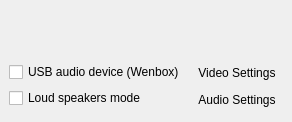
Qt form wengophone/src/presentation/qt/WengoPhoneWindowConfigPanel.ui (tkrotoff/WengoPhone) before a commit.
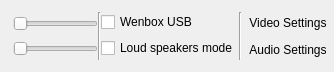
The same form after that commit. Icons and pictures are not drawn. Custom widgets are drawn as their Qt base class.

Commit message: - Remove VolumeSlider: back to QSlider for the volume control inside the main window - More work on the QtSimpleIMAccountManager

Patch:
```diff
--- a/wengophone/src/presentation/qt/WengoPhoneWindowConfigPanel.ui
+++ b/wengophone/src/presentation/qt/WengoPhoneWindowConfigPanel.ui
@@ -8,18 +8,18 @@
    <rect>
     <x>0</x>
     <y>0</y>
-    <width>290</width>
-    <height>122</height>
+    <width>334</width>
+    <height>72</height>
    </rect>
   </property>
   <layout class="QGridLayout" >
    <property name="margin" >
-    <number>9</number>
+    <number>0</number>
    </property>
    <property name="spacing" >
-    <number>6</number>
+    <number>0</number>
    </property>
-   <item row="0" column="0" >
+   <item row="0" column="4" >
     <layout class="QGridLayout" >
      <property name="margin" >
       <number>0</number>
@@ -27,100 +27,41 @@
      <property name="spacing" >
       <number>6</number>
      </property>
-     <item row="0" column="1" >
-      <layout class="QHBoxLayout" >
-       <property name="margin" >
-        <number>0</number>
-       </property>
-       <property name="spacing" >
-        <number>0</number>
-       </property>
-       <item>
-        <widget class="ClickableLabel" name="mic_vol0" >
+     <item row="0" column="0" >
+      <widget class="QToolButton" name="videoSettingsButton" >
          <property name="text" >
-          <string/>
-         </property>
-         <property name="pixmap" >
-          <pixmap/>
-         </property>
-        </widget>
-       </item>
-       <item>
-        <widget class="ClickableLabel" name="mic_vol1" >
-         <property name="text" >
-          <string/>
-         </property>
-         <property name="pixmap" >
-          <pixmap/>
+        <string>Video Settings</string>
+       </property>
+       <property name="icon" >
+        <iconset resource="wengophone.qrc" >:/pics/config/video.png</iconset>
+       </property>
+       <property name="toolButtonStyle" >
+        <enum>Qt::ToolButtonTextBesideIcon</enum>
+       </property>
+       <property name="autoRaise" >
+        <bool>true</bool>
          </property>
         </widget>
        </item>
-       <item>
-        <widget class="ClickableLabel" name="mic_vol2" >
+     <item row="1" column="0" >
+      <widget class="QToolButton" name="audioSettingsButton" >
          <property name="text" >
-          <string/>
-         </property>
-         <property name="pixmap" >
-          <pixmap/>
-         </property>
-        </widget>
-       </item>
-       <item>
-        <widget class="ClickableLabel" name="mic_vol3" >
-         <property name="text" >
-          <string/>
-         </property>
-         <property name="pixmap" >
-          <pixmap/>
-         </property>
-        </widget>
-       </item>
-       <item>
-        <widget class="ClickableLabel" name="mic_vol4" >
-         <property name="text" >
-          <string/>
-         </property>
-         <property name="pixmap" >
-          <pixmap/>
-         </property>
-        </widget>
-       </item>
-       <item>
-        <widget class="ClickableLabel" name="mic_vol5" >
-         <property name="text" >
-          <string/>
-         </property>
-         <property name="pixmap" >
-          <pixmap/>
-         </property>
-        </widget>
-       </item>
-       <item>
-        <widget class="ClickableLabel" name="mic_vol6" >
-         <property name="text" >
-          <string/>
-         </property>
-         <property name="pixmap" >
-          <pixmap/>
+        <string>Audio Settings</string>
+       </property>
+       <property name="icon" >
+        <iconset resource="wengophone.qrc" >:/pics/config/audio.png</iconset>
+       </property>
+       <property name="toolButtonStyle" >
+        <enum>Qt::ToolButtonTextBesideIcon</enum>
+       </property>
+       <property name="autoRaise" >
+        <bool>true</bool>
          </property>
         </widget>
        </item>
       </layout>
      </item>
      <item row="0" column="2" >
-      <spacer>
-       <property name="orientation" >
-        <enum>Qt::Horizontal</enum>
-       </property>
-       <property name="sizeHint" >
-        <size>
-         <width>40</width>
-         <height>44</height>
-        </size>
-       </property>
-      </spacer>
-     </item>
-     <item row="1" column="0" colspan="3" >
       <layout class="QGridLayout" >
        <property name="margin" >
         <number>0</number>
@@ -134,7 +75,7 @@
           <string>Enable Wenbox usage</string>
          </property>
          <property name="text" >
-          <string>USB audio device (Wenbox)</string>
+        <string>Wenbox USB</string>
          </property>
         </widget>
        </item>
@@ -151,27 +92,6 @@
       </layout>
      </item>
      <item row="0" column="0" >
-      <widget class="QLabel" name="inputSoundLabel" >
-       <property name="minimumSize" >
-        <size>
-         <width>25</width>
-         <height>44</height>
-        </size>
-       </property>
-       <property name="maximumSize" >
-        <size>
-         <width>25</width>
-         <height>44</height>
-        </size>
-       </property>
-       <property name="pixmap" >
-        <pixmap resource="wengophone.qrc" >:/pics/audio/microphone.png</pixmap>
-       </property>
-      </widget>
-     </item>
-    </layout>
-   </item>
-   <item row="0" column="1" >
     <layout class="QGridLayout" >
      <property name="margin" >
       <number>0</number>
@@ -179,174 +99,53 @@
      <property name="spacing" >
       <number>6</number>
      </property>
-     <item row="0" column="0" >
+     <item row="0" column="1" >
+      <widget class="QSlider" name="inputSoundSlider" >
+       <property name="orientation" >
+        <enum>Qt::Horizontal</enum>
+       </property>
+      </widget>
+     </item>
+     <item row="1" column="0" >
       <widget class="QLabel" name="outputSoundLabel" >
-       <property name="minimumSize" >
-        <size>
-         <width>25</width>
-         <height>44</height>
-        </size>
-       </property>
-       <property name="maximumSize" >
-        <size>
-         <width>25</width>
-         <height>44</height>
-        </size>
-       </property>
        <property name="pixmap" >
         <pixmap resource="wengophone.qrc" >:/pics/audio/speaker.png</pixmap>
        </property>
       </widget>
      </item>
-     <item row="0" column="1" >
-      <layout class="QHBoxLayout" >
-       <property name="margin" >
-        <number>0</number>
-       </property>
-       <property name="spacing" >
-        <number>0</number>
-       </property>
-       <item>
-        <widget class="ClickableLabel" name="hp_vol0" >
-         <property name="text" >
-          <string/>
-         </property>
-         <property name="pixmap" >
-          <pixmap/>
-         </property>
-        </widget>
-       </item>
-       <item>
-        <widget class="ClickableLabel" name="hp_vol1" >
-         <property name="text" >
-          <string/>
-         </property>
-         <property name="pixmap" >
-          <pixmap/>
-         </property>
-        </widget>
-       </item>
-       <item>
-        <widget class="ClickableLabel" name="hp_vol2" >
-         <property name="text" >
-          <string/>
-         </property>
-         <property name="pixmap" >
-          <pixmap/>
-         </property>
-        </widget>
-       </item>
-       <item>
-        <widget class="ClickableLabel" name="hp_vol3" >
-         <property name="text" >
-          <string/>
-         </property>
-         <property name="pixmap" >
-          <pixmap/>
-         </property>
-        </widget>
-       </item>
-       <item>
-        <widget class="ClickableLabel" name="hp_vol4" >
-         <property name="text" >
-          <string/>
-         </property>
-         <property name="pixmap" >
-          <pixmap/>
-         </property>
-        </widget>
-       </item>
-       <item>
-        <widget class="ClickableLabel" name="hp_vol5" >
-         <property name="text" >
-          <string/>
-         </property>
-         <property name="pixmap" >
-          <pixmap/>
-         </property>
-        </widget>
-       </item>
-       <item>
-        <widget class="ClickableLabel" name="hp_vol6" >
-         <property name="text" >
-          <string/>
-         </property>
-         <property name="pixmap" >
-          <pixmap/>
-         </property>
-        </widget>
-       </item>
-      </layout>
-     </item>
-     <item row="1" column="0" colspan="3" >
-      <layout class="QGridLayout" >
-       <property name="margin" >
-        <number>0</number>
-       </property>
-       <property name="spacing" >
-        <number>6</number>
-       </property>
        <item row="0" column="0" >
-        <widget class="QToolButton" name="videoSettingsButton" >
-         <property name="text" >
-          <string>Video Settings</string>
-         </property>
-         <property name="icon" >
-          <iconset resource="wengophone.qrc" >:/pics/config/video.png</iconset>
-         </property>
-         <property name="toolButtonStyle" >
-          <enum>Qt::ToolButtonTextBesideIcon</enum>
-         </property>
-         <property name="autoRaise" >
-          <bool>true</bool>
-         </property>
-        </widget>
-       </item>
-       <item row="1" column="0" >
-        <widget class="QToolButton" name="audioSettingsButton" >
-         <property name="text" >
-          <string>Audio Settings</string>
-         </property>
-         <property name="icon" >
-          <iconset resource="wengophone.qrc" >:/pics/config/audio.png</iconset>
-         </property>
-         <property name="toolButtonStyle" >
-          <enum>Qt::ToolButtonTextBesideIcon</enum>
-         </property>
-         <property name="autoRaise" >
-          <bool>true</bool>
-         </property>
-        </widget>
-       </item>
-      </layout>
-     </item>
-     <item row="0" column="2" >
-      <spacer>
+      <widget class="QLabel" name="inputSoundLabel" >
+       <property name="pixmap" >
+        <pixmap resource="wengophone.qrc" >:/pics/audio/microphone.png</pixmap>
+       </property>
+      </widget>
+     </item>
+     <item row="1" column="1" >
+      <widget class="QSlider" name="outputSoundSlider" >
        <property name="orientation" >
         <enum>Qt::Horizontal</enum>
        </property>
-       <property name="sizeHint" >
-        <size>
-         <width>40</width>
-         <height>44</height>
-        </size>
-       </property>
-      </spacer>
+      </widget>
      </item>
     </layout>
    </item>
+   <item row="0" column="1" >
+    <widget class="Line" name="line" >
+     <property name="orientation" >
+      <enum>Qt::Vertical</enum>
+     </property>
+    </widget>
+   </item>
+   <item row="0" column="3" >
+    <widget class="Line" name="line_2" >
+     <property name="orientation" >
+      <enum>Qt::Vertical</enum>
+     </property>
+    </widget>
+   </item>
   </layout>
  </widget>
  <pixmapfunction></pixmapfunction>
- <customwidgets>
-  <customwidget>
-   <class>ClickableLabel</class>
-   <extends>QLabel</extends>
-   <header>ClickableLabelProxy.h</header>
-   <container>0</container>
-   <pixmap></pixmap>
-  </customwidget>
- </customwidgets>
  <tabstops>
   <tabstop>enableWenboxCheckBox</tabstop>
  </tabstops>
```
Lines whose indentation alone changed are shown as unchanged. The commit also changes 33 other files.
